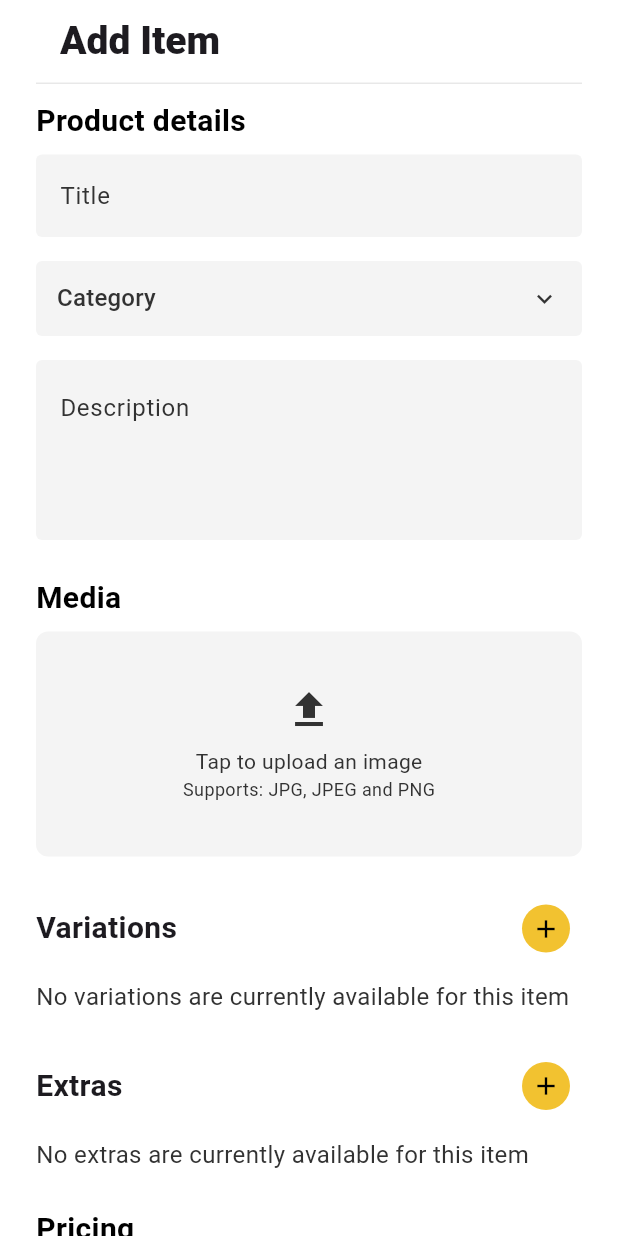
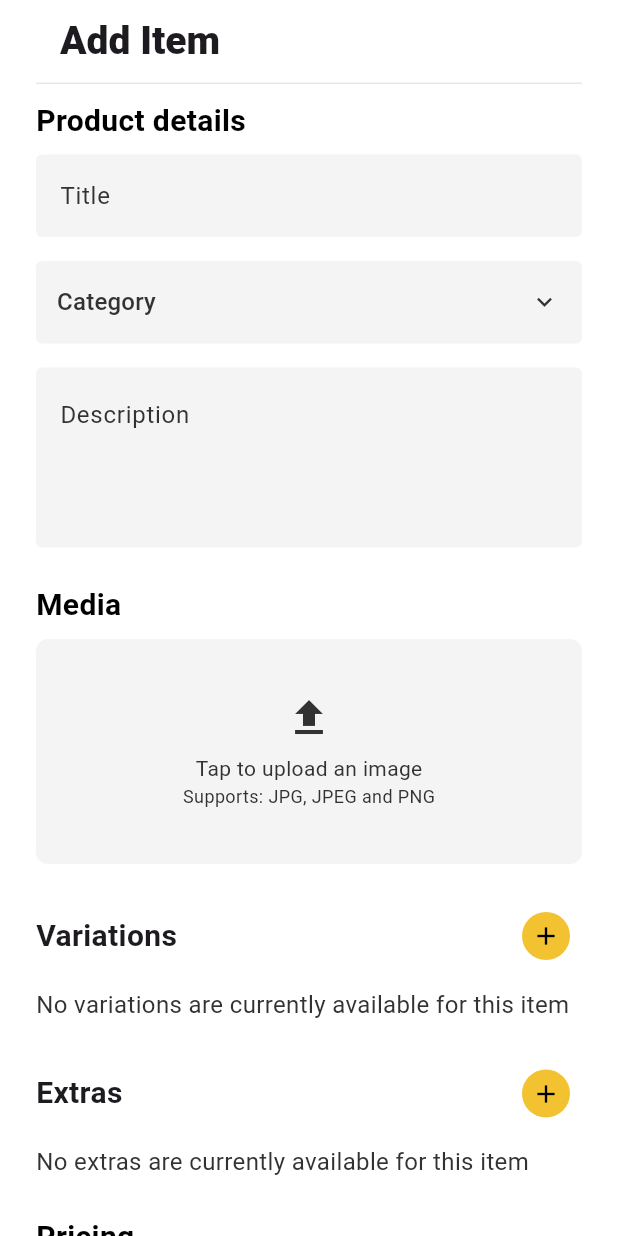
Before and after one commit to ahmedlabib02/Los-pollos, a Flutter app: the screen it shows once a user with an empty profile is signed in, on a phone screen of 412 x 824 dp. Run offline on Flutter 3.47's test engine with Material 3 defaults, Android fonts, the phone set to English and light mode, and no system bars; drawn by our look-alikes of dropdown_button2; our stand-ins replace cloud_firestore, firebase_auth, firebase_core, firebase_messaging, firebase_storage, flutter_dotenv and 3 more; missing offline and left inert: flutter_stripe; accounts and stored records are empty; Roboto replaces fonts that are missing (Mada).

Commit message:
change height of dropdown

```diff
--- a/lib/screens/Client/add_menu_item_screen.dart
+++ b/lib/screens/Client/add_menu_item_screen.dart
@@ -143,7 +143,7 @@ class _AddMenuItemScreenState extends State<AddMenuItemScreen> {
                     });
                   },
                   buttonStyleData: ButtonStyleData(
-                    height: 50,
+                    height: 55,
                     // width: 160,
                     padding: const EdgeInsets.only(left: 0, right: 15),
                     decoration: BoxDecoration(
```
